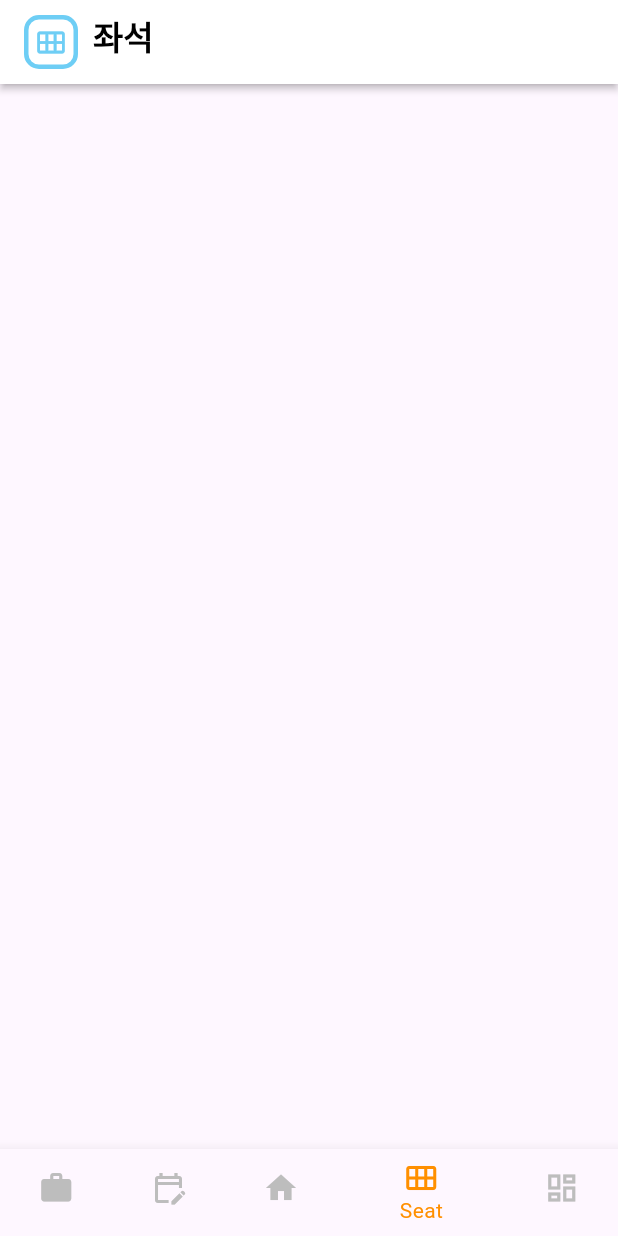
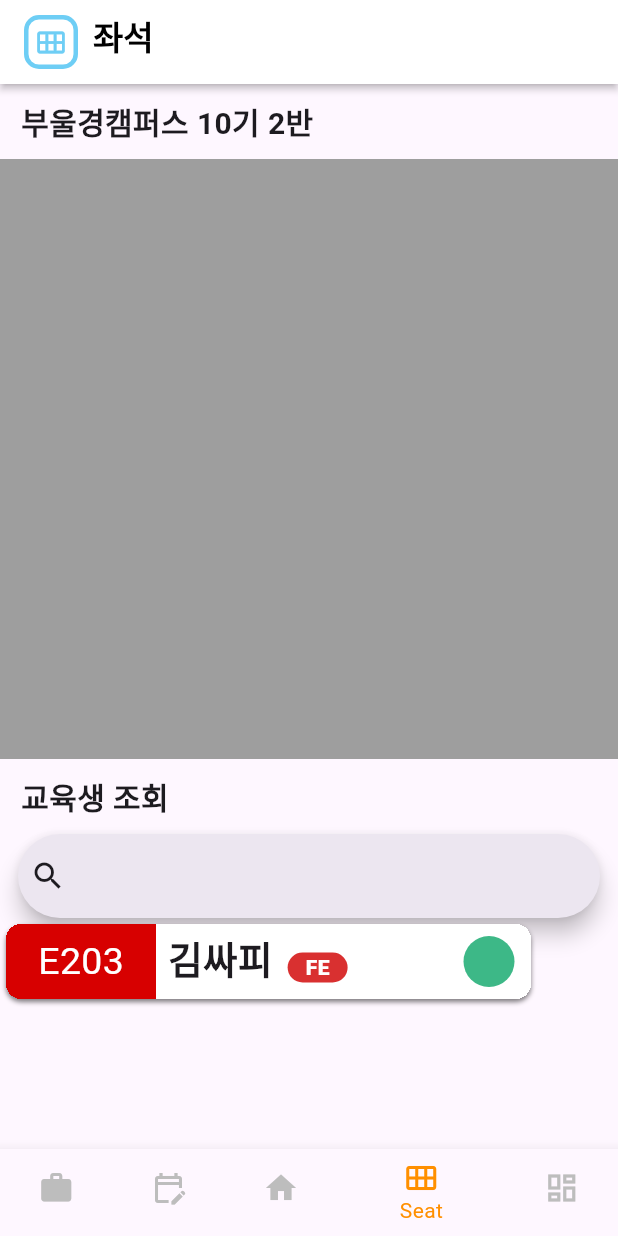
Before and after one commit to latter-electronic/MOASS, a Flutter app: the screen it shows after launch, item 4 of the bottom bar chosen, on a phone screen of 412 x 824 dp. Run offline on Flutter 3.47's test engine with Material 3 defaults, Android fonts, the phone set to English and light mode, and no system bars.

Commit message:
Feat: SeatPage 기본 구성, user_box UI 구성

```diff
--- a/Frontend/moass/lib/screens/main_home_screen.dart
+++ b/Frontend/moass/lib/screens/main_home_screen.dart
@@ -45,19 +45,10 @@ class _MainHomeScreenState extends State<MainHomeScreen> {
         title: '메인',
         icon: Icons.home_rounded,
       ),
-      body: Column(crossAxisAlignment: CrossAxisAlignment.start, children: [
-        const CategoryText(
-          text: '내 기기 상태',
-        ),
-        Expanded(
-          child: Container(
-              height: 800,
-              decoration: const BoxDecoration(color: Colors.grey),
-              child: const Center(child: CategoryText(text: '기기 이미지 들어갈 곳'))),
-        ),
-        const CategoryText(text: '내 상태 설정'),
-        Column(
+      body: SingleChildScrollView(
+        child: Column(
           mainAxisAlignment: MainAxisAlignment.center,
+          crossAxisAlignment: CrossAxisAlignment.start,
           children: [
             const CategoryText(
               text: '내 기기 상태',
@@ -271,7 +262,7 @@ class _MainHomeScreenState extends State<MainHomeScreen> {
             )
           ],
         ),
-      ]),
+      ),
     );
   }
 }
--- a/Frontend/moass/lib/screens/seat_screen.dart
+++ b/Frontend/moass/lib/screens/seat_screen.dart
@@ -1,16 +1,40 @@
 import 'package:flutter/material.dart';
+import 'package:moass/widgets/category_text.dart';
 import 'package:moass/widgets/top_bar.dart';
+import 'package:moass/widgets/user_box.dart';
 
 class SeatScreen extends StatelessWidget {
   const SeatScreen({super.key});
 
   @override
   Widget build(BuildContext context) {
-    return const Scaffold(
-      appBar: TopBar(
-        title: '좌석',
-        icon: Icons.calendar_view_month_rounded,
-      ),
-    );
+    return Scaffold(
+        appBar: const TopBar(
+          title: '좌석',
+          icon: Icons.calendar_view_month_rounded,
+        ),
+        body: SingleChildScrollView(
+          child: Column(
+            crossAxisAlignment: CrossAxisAlignment.start,
+            children: [
+              // 상태 처리 및 DropdownButton 작업 해야함
+              const CategoryText(text: '부울경캠퍼스 10기 2반'),
+              Container(
+                height: 400,
+                width: double.infinity,
+                decoration: const BoxDecoration(color: Colors.grey),
+              ),
+              const CategoryText(text: '교육생 조회'),
+              const Padding(
+                padding: EdgeInsets.symmetric(horizontal: 12.0),
+                child: SearchBar(
+                  leading: Icon(Icons.search),
+                ),
+              ),
+              const UserBox(
+                  username: '김싸피', team: 'E203', role: 'FE', userstatus: 'here')
+            ],
+          ),
+        ));
   }
 }
--- /dev/null
+++ b/Frontend/moass/lib/widgets/user_box.dart
@@ -0,0 +1,109 @@
+import 'package:flutter/cupertino.dart';
+import 'package:flutter/material.dart';
+
+class UserBox extends StatelessWidget {
+  // 유저 객체로 수정해줄 것
+  final String username, team, role, userstatus;
+  const UserBox({
+    super.key,
+    required this.username,
+    required this.team,
+    required this.role,
+    required this.userstatus,
+  });
+
+  @override
+  Widget build(BuildContext context) {
+    return Container(
+      margin: const EdgeInsets.all(4),
+      decoration: BoxDecoration(
+          borderRadius: const BorderRadius.all(
+            Radius.circular(10),
+          ),
+          boxShadow: [
+            BoxShadow(
+              blurRadius: 2,
+              offset: const Offset(0, 2),
+              color: Colors.black.withOpacity(0.5),
+            )
+          ]),
+      clipBehavior: Clip.hardEdge,
+      width: 350,
+      height: 50,
+      child: Row(
+        children: [
+          Container(
+              width: 100,
+              height: 50,
+              decoration: const BoxDecoration(color: Color(0xFFD70000)),
+              child: Padding(
+                padding: const EdgeInsets.all(4.0),
+                child: Row(
+                  mainAxisAlignment: MainAxisAlignment.center,
+                  crossAxisAlignment: CrossAxisAlignment.center,
+                  children: [
+                    Text(
+                      team,
+                      style: const TextStyle(color: Colors.white, fontSize: 25),
+                    ),
+                  ],
+                ),
+              )),
+          Container(
+            width: 250,
+            height: 50,
+            decoration: const BoxDecoration(color: Colors.white),
+            child: Padding(
+              padding: const EdgeInsets.all(8.0),
+              child: Row(
+                mainAxisAlignment: MainAxisAlignment.spaceBetween,
+                children: [
+                  Transform.translate(
+                    offset: const Offset(0, -3),
+                    child: Row(
+                      crossAxisAlignment: CrossAxisAlignment.end,
+                      children: [
+                        Text(
+                          username,
+                          style: const TextStyle(
+                              fontSize: 25, fontWeight: FontWeight.w600),
+                        ),
+                        Container(
+                          margin: const EdgeInsets.only(left: 10),
+                          width: 40,
+                          height: 20,
+                          decoration: const BoxDecoration(
+                              color: Color(0xffD93030),
+                              borderRadius:
+                                  BorderRadius.all(Radius.circular(50))),
+                          child: const Center(
+                              child: Text(
+                            'FE',
+                            style: TextStyle(
+                                fontWeight: FontWeight.w900,
+                                color: Colors.white),
+                          )),
+                        )
+                      ],
+                    ),
+                  ),
+                  Container(
+                    width: 40,
+                    height: 40,
+                    decoration: BoxDecoration(
+                        shape: BoxShape.circle,
+                        color: userstatus == 'here'
+                            ? const Color(0xFF3DB887)
+                            : userstatus == 'nothere'
+                                ? const Color(0xFFFFBC1F)
+                                : Colors.grey),
+                  )
+                ],
+              ),
+            ),
+          )
+        ],
+      ),
+    );
+  }
+}
```
